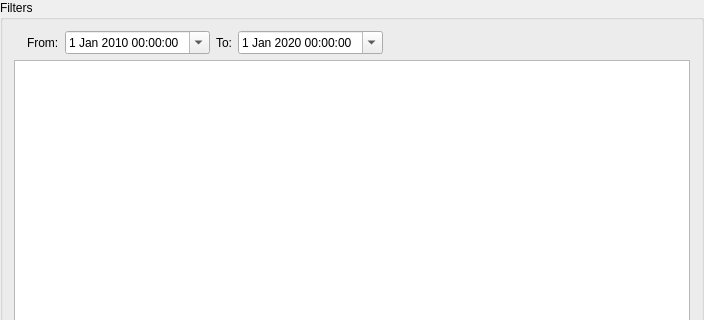
Qt form src/filterswidget.ui (0x6368656174/iqCksReportWizard) before a commit; both pictures show x 0 to 704 and y 0 to 320 of the 704 by 540 pixel window.
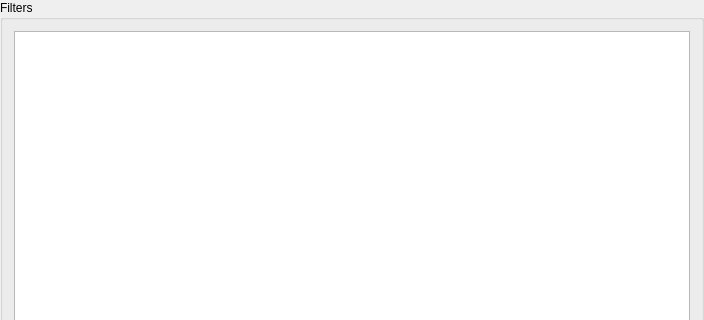
The same form after that commit. Icons and pictures are not drawn. Custom widgets are drawn as their Qt base class.

The edit to the form file:
```diff
--- a/src/filterswidget.ui
+++ b/src/filterswidget.ui
@@ -17,81 +17,6 @@
    <string>Filters</string>
   </property>
   <layout class="QVBoxLayout" name="verticalLayout">
-   <item>
-    <layout class="QHBoxLayout" name="horizontalLayout">
-     <item>
-      <widget class="QLabel" name="label_3">
-       <property name="text">
-        <string/>
-       </property>
-       <property name="pixmap">
-        <pixmap resource="icons.qrc">:/icons/calendar.png</pixmap>
-       </property>
-      </widget>
-     </item>
-     <item>
-      <widget class="QLabel" name="label">
-       <property name="text">
-        <string>From:</string>
-       </property>
-      </widget>
-     </item>
-     <item>
-      <widget class="QDateTimeEdit" name="archiveFromDateTimeEdit">
-       <property name="dateTime">
-        <datetime>
-         <hour>0</hour>
-         <minute>0</minute>
-         <second>0</second>
-         <year>2010</year>
-         <month>1</month>
-         <day>1</day>
-        </datetime>
-       </property>
-       <property name="calendarPopup">
-        <bool>true</bool>
-       </property>
-      </widget>
-     </item>
-     <item>
-      <widget class="QLabel" name="label_2">
-       <property name="text">
-        <string>To:</string>
-       </property>
-      </widget>
-     </item>
-     <item>
-      <widget class="QDateTimeEdit" name="archiveToDateTimeEdit">
-       <property name="dateTime">
-        <datetime>
-         <hour>0</hour>
-         <minute>0</minute>
-         <second>0</second>
-         <year>2020</year>
-         <month>1</month>
-         <day>1</day>
-        </datetime>
-       </property>
-       <property name="calendarPopup">
-        <bool>true</bool>
-       </property>
-      </widget>
-     </item>
-     <item>
-      <spacer name="horizontalSpacer">
-       <property name="orientation">
-        <enum>Qt::Horizontal</enum>
-       </property>
-       <property name="sizeHint" stdset="0">
-        <size>
-         <width>40</width>
-         <height>20</height>
-        </size>
-       </property>
-      </spacer>
-     </item>
-    </layout>
-   </item>
    <item>
     <widget class="FiltersTableView" name="filtersTreeView">
      <property name="alternatingRowColors">
```
Left out of the diff: 4 changed lines with no effect on the pictures.
